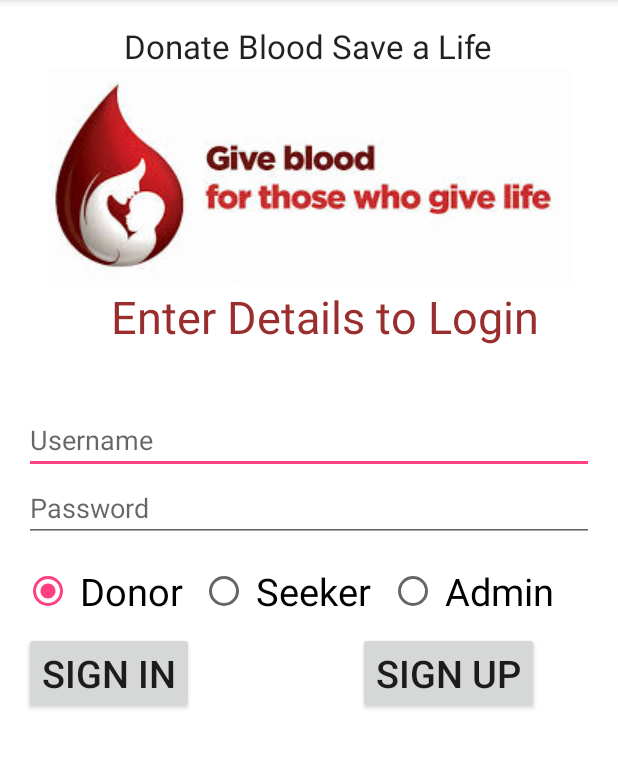
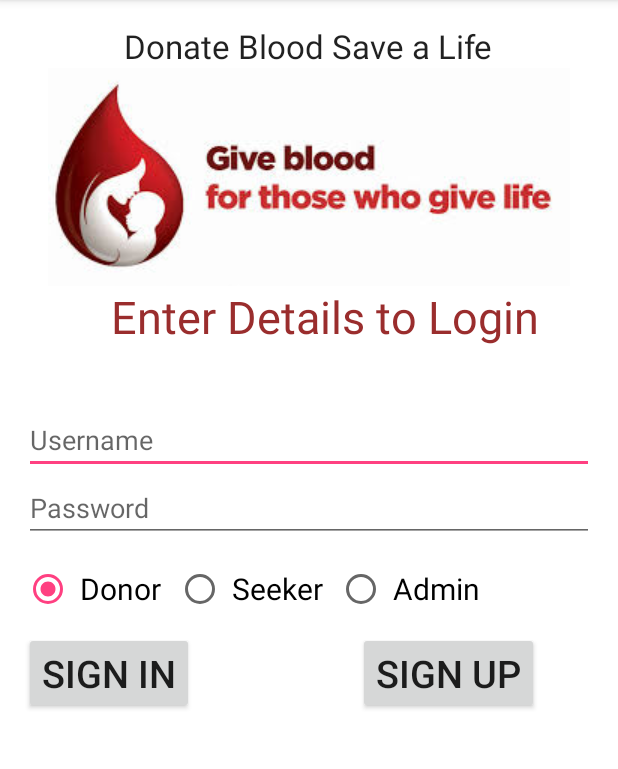
Before and after one commit to Ymograi/blooddonation, an Android app: the screen it shows after launch (MainActivity), on a phone screen of 412 x 824 dp, the part 84-853 px from its top. Run offline under Robolectric (Android 15) with nearby library versions, the phone set to English and light mode, and no system bars.

Commit message:
made changes to main layout

```diff
--- a/app/src/main/res/layout/activity_main.xml
+++ b/app/src/main/res/layout/activity_main.xml
@@ -94,7 +94,7 @@
             android:text="Donor "
             android:id="@+id/Donor"
             android:checked="true"
-            android:textSize="25dp"
+            android:textSize="20dp"
             android:paddingLeft="5dp"
             android:paddingRight="5dp" />
 
@@ -104,7 +104,7 @@
             android:text="Seeker  "
             android:id="@+id/Seeker"
             android:checked="false"
-            android:textSize="25dp"
+            android:textSize="20dp"
             android:paddingLeft="5dp" />
 
         <RadioButton
@@ -113,7 +113,7 @@
             android:text="Admin"
             android:id="@+id/Admin"
             android:checked="false"
-            android:textSize="25dp"
+            android:textSize="20dp"
             android:paddingLeft="5dp" />
 
     </RadioGroup>
```
